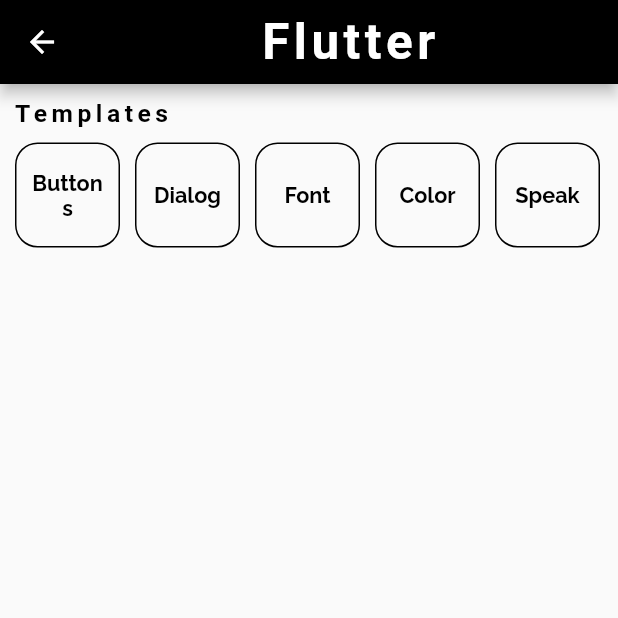
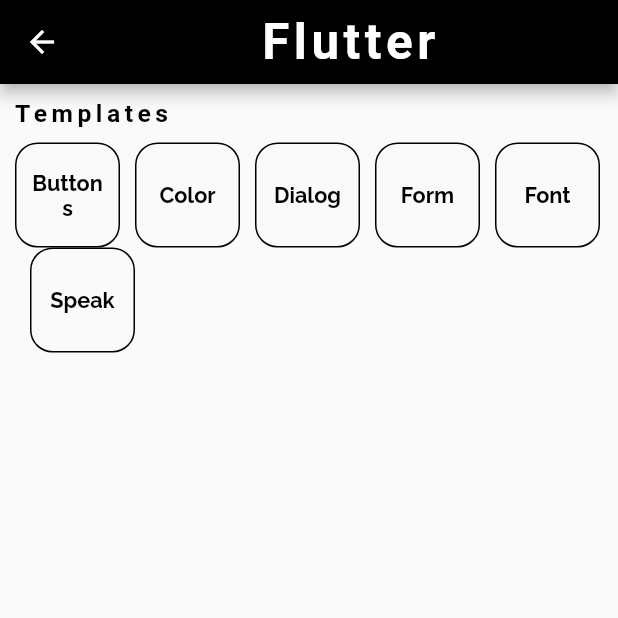
Before and after one commit to Andresit0/App_Tutorials, a Flutter app: the FlutterUI screen opened directly, on a phone screen of 412 x 824 dp, the top half of it. Run offline on Flutter 3.47's test engine with Material 2 defaults, Android fonts, the phone set to English and light mode, and no system bars; our stand-ins replace flutter_tts, google_fonts.

Commit message:
tutorials

```diff
--- a/tutorials/lib/ui/flutterTutorial/flutterUI.dart
+++ b/tutorials/lib/ui/flutterTutorial/flutterUI.dart
@@ -8,6 +8,7 @@
 import 'font/font.dart' as font;
 import 'color/color.dart' as color;
 import 'speak/speak.dart' as speak;
+import 'form/form.dart' as form;
 
 class FlutterUI extends StatefulWidget {
   FlutterUI({Key? key}) : super(key: key);
@@ -101,6 +102,27 @@
                             15,
                             1,
                             colorPrimary,
+                            globalFont.titleIconTutorial('Color', Colors.black,
+                                size() * 3.5, TextAlign.center), () {
+                          Navigator.push(
+                            context,
+                            MaterialPageRoute(
+                              builder: (context) =>
+                                  Container(child: color.Colors()),
+                            ),
+                          );
+                        }),
+                      ),
+                      Padding(padding: EdgeInsets.only(left: 10)),
+                      Container(
+                        width: 70,
+                        height: 70,
+                        child: globalBtn.btnText(
+                            Colors.transparent,
+                            colorPrimary,
+                            15,
+                            1,
+                            colorPrimary,
                             globalFont.titleIconTutorial('Dialog', Colors.black,
                                 size() * 3.5, TextAlign.center), () {
                           Navigator.push(
@@ -109,6 +131,27 @@
                               builder: (context) =>
                                   Container(child: dialog.Dialog()),
                             ),
+                          );
+                        }),
+                      ),
+                      Padding(padding: EdgeInsets.only(left: 10)),
+                      Container(
+                        width: 70,
+                        height: 70,
+                        child: globalBtn.btnText(
+                            Colors.transparent,
+                            colorPrimary,
+                            15,
+                            1,
+                            colorPrimary,
+                            globalFont.titleIconTutorial('Form', Colors.black,
+                                size() * 3.5, TextAlign.center), () {
+                          Navigator.push(
+                            context,
+                            MaterialPageRoute(
+                                builder: (context) => Container(
+                                      child: form.Form(),
+                                    )),
                           );
                         }),
                       ),
@@ -143,27 +186,6 @@
                             15,
                             1,
                             colorPrimary,
-                            globalFont.titleIconTutorial('Color', Colors.black,
-                                size() * 3.5, TextAlign.center), () {
-                          Navigator.push(
-                            context,
-                            MaterialPageRoute(
-                              builder: (context) =>
-                                  Container(child: color.Colors()),
-                            ),
-                          );
-                        }),
-                      ),
-                      Padding(padding: EdgeInsets.only(left: 10)),
-                      Container(
-                        width: 70,
-                        height: 70,
-                        child: globalBtn.btnText(
-                            Colors.transparent,
-                            colorPrimary,
-                            15,
-                            1,
-                            colorPrimary,
                             globalFont.titleIconTutorial('Speak', Colors.black,
                                 size() * 3.5, TextAlign.center), () {
                           Navigator.push(
--- /dev/null
+++ b/tutorials/lib/ui/flutterTutorial/form/code.dart
@@ -0,0 +1,201 @@
+String form = '''
+import 'package:flutter/material.dart';
+
+void main() {
+  runApp(MyApp());
+}
+
+class MyApp extends StatelessWidget {
+  @override
+  Widget build(BuildContext context) {
+    return MaterialApp(
+      title: 'Formulary',
+      theme: ThemeData(
+        primarySwatch: Colors.blue,
+        visualDensity: VisualDensity.adaptivePlatformDensity,
+      ),
+      home: MyHomePage(title: 'Formulary'),
+    );
+  }
+}
+
+class MyHomePage extends StatefulWidget {
+  MyHomePage({Key? key, required this.title}) : super(key: key);
+  final String title;
+
+  @override
+  _MyHomePageState createState() => _MyHomePageState();
+}
+
+class _MyHomePageState extends State<MyHomePage> {
+  TextEditingController controllerUsername = new TextEditingController();
+  TextEditingController controllerPassword = new TextEditingController();
+  final _formKey = GlobalKey<FormState>();
+  final FocusNode focusIP = FocusNode();
+  final FocusNode focusDb = FocusNode();
+
+  void error() {
+    showDialog(
+      context: context,
+      builder: (BuildContext context) {
+        return AlertDialog(
+          title: Text("Fix Information"),
+          content: const Text('Review red text'),
+          actions: <Widget>[
+            TextButton(
+              child: Text('Ok'),
+              onPressed: () {
+                Navigator.of(context).pop();
+              },
+            ),
+          ],
+        );
+      },
+    );
+  }
+
+  void informationCompleted() {
+    showDialog(
+      context: context,
+      builder: (BuildContext context) {
+        return AlertDialog(
+          title: Text("All is Correct"),
+          actions: <Widget>[
+            TextButton(
+              child: Text('Ok'),
+              onPressed: () {
+                Navigator.of(context).pop();
+              },
+            ),
+          ],
+        );
+      },
+    );
+  }
+
+  @override
+  Widget build(BuildContext context) {
+    valuesNotAcepted(textInserted) {
+      if (textInserted == null || textInserted.isEmpty) {
+        return 'Complete all fields';
+      } else {
+        List<String> valuesNotAcepted = ["'", '"'];
+        for (int i = 0; i < valuesNotAcepted.length; i++) {
+          if (textInserted.contains(valuesNotAcepted[i])) {
+            return 'Does not allow symbol:   ' + valuesNotAcepted[i];
+          }
+        }
+      }
+      return null;
+    }
+
+    return Scaffold(
+      appBar: AppBar(
+        title: Text(widget.title),
+      ),
+      body: Center(
+        child: Center(
+          child: Container(
+            padding: EdgeInsets.all(10),
+            child: Form(
+              key: _formKey,
+              child: Column(
+                children: [
+                  Text('Using only ICONS'),
+                  TextFormField(
+                    validator: valuesNotAcepted,
+                    autofocus: true,
+                    focusNode: focusIP,
+                    onFieldSubmitted: (v) {
+                      //Go to the next field
+                      FocusScope.of(context).requestFocus(focusDb);
+                    },
+                    controller: controllerUsername,
+                    keyboardType: TextInputType.text,
+                    textInputAction: TextInputAction.next,
+                    maxLines: 1,
+                    maxLength: 30,
+                    decoration: InputDecoration(
+                      icon: Icon(Icons.verified_user),
+                      labelText: 'User',
+                      helperText: 'max 20 letters',
+                      hintText: 'Username',
+                      prefixIcon: Icon(
+                        Icons.data_usage,
+                      ),
+                      suffixIcon: Icon(Icons.data_usage_outlined),
+                      suffixText: 'suffixText  ',
+                      prefixText: 'prefixText  ',
+                    ),
+                  ),
+                  Padding(padding: EdgeInsets.only(top: 20)),
+                  Text('Using ICONS + ICONBUTTON'),
+                  Padding(padding: EdgeInsets.only(top: 10)),
+                  Container(
+                    height: 50,
+                    padding: EdgeInsets.fromLTRB(10, 0, 10, 0),
+                    alignment: Alignment.center,
+                    child: Row(
+                      children: [
+                        Flexible(
+                          child: TextFormField(
+                            autofocus: true,
+                            controller: controllerPassword,
+                            focusNode: focusDb,
+                            keyboardType: TextInputType.text,
+                            textInputAction: TextInputAction.done,
+                            validator: valuesNotAcepted,
+                            onFieldSubmitted: (term) {
+                              //Finish in the same field
+                              FocusScope.of(context).requestFocus(focusDb);
+                            },
+                            decoration: const InputDecoration(
+                              icon: Icon(Icons.password),
+                              border: InputBorder.none,
+                              hintText: 'Password',
+                            ),
+                          ),
+                        ),
+                        IconButton(
+                          onPressed: () {
+                            controllerPassword.clear();
+                          },
+                          icon: Icon(Icons.delete),
+                          padding: EdgeInsets.all(0),
+                          splashRadius: 18,
+                          iconSize: 20,
+                        ),
+                      ],
+                    ),
+                    decoration: BoxDecoration(
+                      color: Colors.white70,
+                      border: Border.all(color: Colors.purple, width: 2),
+                      borderRadius: BorderRadius.circular(15),
+                    ),
+                  ),
+                  Padding(padding: EdgeInsets.only(top: 10)),
+                  Container(
+                    width: 40,
+                    height: 40,
+                    color: Colors.blue,
+                    child: IconButton(
+                      onPressed: () {
+                        if (_formKey.currentState!.validate()) {
+                          informationCompleted();
+                        } else {
+                          error();
+                        }
+                      },
+                      icon: Icon(Icons.check),
+                    ),
+                  ),
+                ],
+              ),
+            ),
+          ),
+        ),
+      ),
+    );
+  }
+}
+''';
--- a/tutorials/lib/ui/global/speak.dart
+++ b/tutorials/lib/ui/global/speak.dart
@@ -171,6 +171,7 @@
       alignment: Alignment.topCenter,
       padding: EdgeInsets.all(0),
       child: TextField(
+        decoration: InputDecoration(hintText: 'Write Text to Read'),
         onChanged: (String value) {
           _onChange(value);
         },
--- a/tutorials/lib/ui/global/var.dart
+++ b/tutorials/lib/ui/global/var.dart
@@ -7,3 +7,4 @@
 String imgFlutterDiag = 'lib/ui/img/tutorial/flutter/diagExample.png';
 String imgFlutterFont = 'lib/ui/img/tutorial/flutter/fontExample.png';
 String imgFlutterColor = 'lib/ui/img/tutorial/flutter/colorExample.png';
+String imgFlutterForm = 'lib/ui/img/tutorial/flutter/formExample.png';
```
Also changed, not shown: tutorials/lib/ui/flutterTutorial/form/form.dart (added, +57 -0 lines), tutorials/lib/ui/flutterTutorial/form/learn.dart (added, +78 -0 lines), tutorials/lib/ui/img/tutorial/flutter/formExample.png (added).
